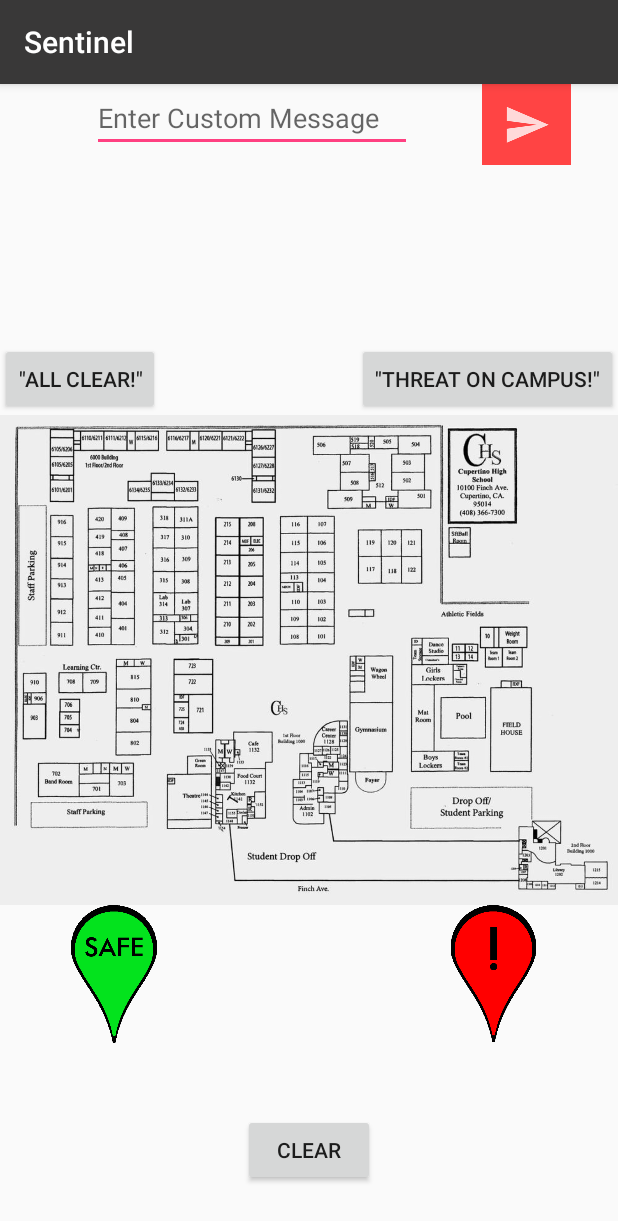
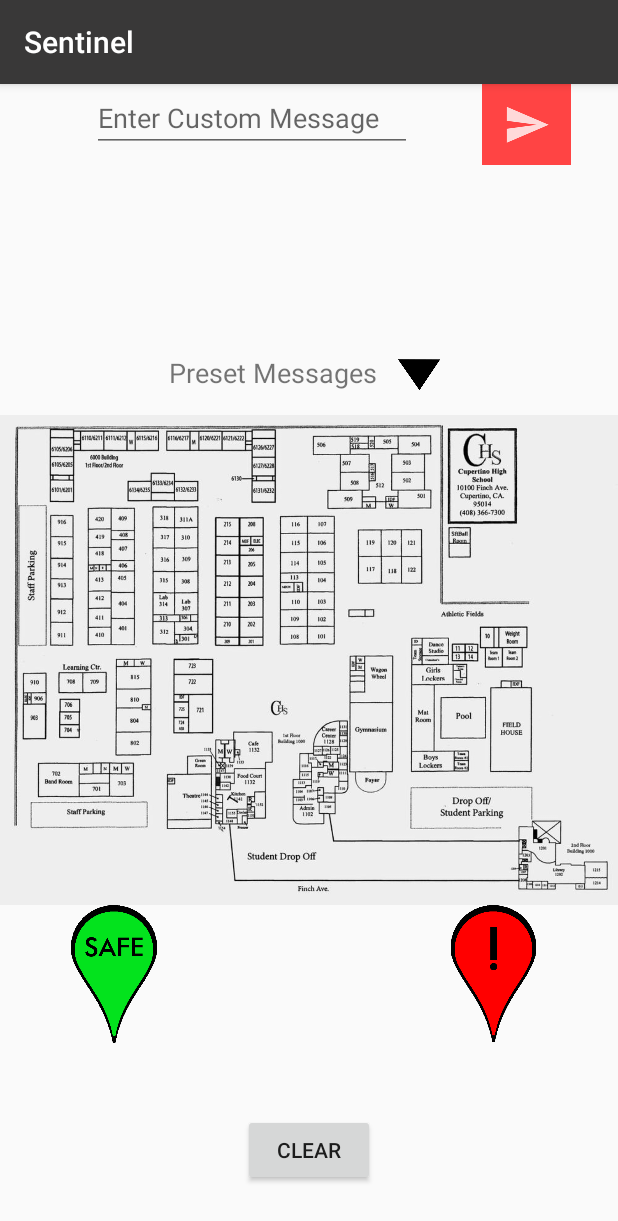
Before and after one commit to pguduguntla/Sentinel, an Android app: the SendAlert screen opened directly, with no data from a screen before it, on a phone screen of 412 x 824 dp. Shown: the top 1221 px of the screen. Run offline under Robolectric (Android 15) with nearby library versions, the phone set to English and light mode, and no system bars; our stand-ins replace Firebase (no records; nobody signed in at launch, a user with empty details on screens opened directly).

Commit message:
made preset messages dropdown

```diff
--- a/app/build.gradle
+++ b/app/build.gradle
@@ -4,7 +4,7 @@ android {
     compileSdkVersion 26
     defaultConfig {
         applicationId "com.example.praneethguduguntla.sentinel"
-        minSdkVersion 15
+        minSdkVersion 16
         targetSdkVersion 26
         versionCode 1
         versionName "1.0"
--- a/app/src/main/AndroidManifest.xml
+++ b/app/src/main/AndroidManifest.xml
@@ -20,10 +20,10 @@
             </intent-filter>
         </activity>
         <activity android:name=".accountActivity" />
-        <activity android:name=".SendAlert" />
+        <activity android:name=".SendAlert" android:windowSoftInputMode="adjustNothing" />
         <activity android:name=".LoginActivity" />
-        <activity android:name=".SelectSchool"></activity>
-        <activity android:name=".MainActivity"></activity>
+        <activity android:name=".SelectSchool" />
+        <activity android:name=".MainActivity" />
     </application>
 
 </manifest>
--- a/app/src/main/java/com/example/praneethguduguntla/sentinel/LoginActivity.java
+++ b/app/src/main/java/com/example/praneethguduguntla/sentinel/LoginActivity.java
@@ -96,7 +96,7 @@ public class LoginActivity extends AppCompatActivity {
                             DatabaseReference myRef = database.getReference();
 
 
-                            myRef.child("users").child("" + Math.round(Math.random() * 100)).setValue(uName).addOnCompleteListener(LoginActivity.this, new OnCompleteListener<Void>() {
+                            myRef.child("users").child("" + Math.round(Math.random() * 10000000)).setValue(uName).addOnCompleteListener(LoginActivity.this, new OnCompleteListener<Void>() {
                                 @Override
                                 public void onComplete(@NonNull Task<Void> task) {
                                     if (task.isSuccessful()){
--- a/app/src/main/java/com/example/praneethguduguntla/sentinel/SendAlert.java
+++ b/app/src/main/java/com/example/praneethguduguntla/sentinel/SendAlert.java
@@ -7,23 +7,24 @@ import android.os.Bundle;
 import android.telephony.SmsManager;
 import android.view.MotionEvent;
 import android.view.View;
+import android.widget.AdapterView;
+import android.widget.ArrayAdapter;
 import android.widget.Button;
 import android.widget.EditText;
 import android.widget.ImageButton;
 import android.widget.ImageView;
+import android.widget.ListView;
 import android.widget.RelativeLayout;
 import android.widget.TextView;
 import android.widget.Toast;
 
 import com.google.firebase.auth.FirebaseAuth;
-import com.google.firebase.auth.FirebaseUser;
 import com.google.firebase.database.DataSnapshot;
 import com.google.firebase.database.DatabaseError;
 import com.google.firebase.database.DatabaseReference;
 import com.google.firebase.database.FirebaseDatabase;
 import com.google.firebase.database.ValueEventListener;
 
-import java.lang.reflect.Array;
 import java.util.ArrayList;
 
 public class SendAlert extends AppCompatActivity {
@@ -33,30 +34,79 @@ public class SendAlert extends AppCompatActivity {
     private ArrayList<String> phones = new ArrayList<String>();
     ImageView warn;
     String currSchool;
+    TextView border;
 
     boolean isSafe = false;
 
 
-    Button allClear;
-    Button threat;
+
     ImageView safe;
     ImageView img;
     TextView screen;
     Button clear;
+
+    ListView presets;
+    TextView showPresets;
+
+
     @Override
     protected void onCreate(Bundle savedInstanceState) {
         super.onCreate(savedInstanceState);
         setContentView(R.layout.activity_send_alert);
+
+        border = (TextView)findViewById(R.id.border);
+        border.setFocusableInTouchMode(true);
+        border.requestFocus();
+
         mDatabase = FirebaseDatabase.getInstance().getReference();
         warn = (ImageView)findViewById(R.id.warning);
         safe = (ImageView)findViewById(R.id.safe);
 
         currSchool = FirebaseAuth.getInstance().getCurrentUser().getDisplayName();
 
+        presets = (ListView)findViewById(R.id.presets);
+        presets.setVisibility(View.INVISIBLE);
+        presets.setBackgroundColor(getResources().getColor(R.color.white));
+
+        String[] options = new String[]{"Threat on campus!", "All clear!"};
+        ArrayAdapter<String> adapter = new ArrayAdapter<String>(getApplicationContext(), android.R.layout.simple_list_item_1, options);
+        presets.setAdapter(adapter);
+        showPresets = (TextView)findViewById(R.id.showPresets);
+        showPresets.setOnClickListener(new View.OnClickListener() {
+            @Override
+            public void onClick(View v) {
+                if(presets.getVisibility() == View.INVISIBLE) {
+                    presets.setVisibility(View.VISIBLE);
+                    showPresets.setBackground(getResources().getDrawable(R.drawable.dropdownopen));
+                } else {
+                    presets.setVisibility(View.INVISIBLE);
+                    showPresets.setBackground(getResources().getDrawable(R.drawable.dropdown));
+                }
+            }
+        });
+        presets.setOnItemClickListener(new AdapterView.OnItemClickListener() {
+            @Override
+            public void onItemClick(AdapterView<?> parent, View view, int position, long id) {
+                if(view != null) {
+                    String message = ((TextView)view).getText().toString();
+                    for (int i = 0; i < phones.size(); i++) {
+                        try {
+                            //Toast.makeText(getApplicationContext(), phones.get(i), Toast.LENGTH_SHORT).show();
+                            SmsManager smsManager = SmsManager.getDefault();
+                            //Toast.makeText(getApplicationContext(), message.getText().toString(), Toast.LENGTH_SHORT).show();
+                            smsManager.sendTextMessage(phones.get(i), null, message, null, null);
+                        } catch (Exception e) {
+                            e.printStackTrace();
+                        }
+                    }
+                    Toast.makeText(getApplicationContext(), "Message Sent", Toast.LENGTH_SHORT).show();
+                }
+            }
+        });
+
 
         //Toast.makeText(getApplicationContext(), currSchool, Toast.LENGTH_SHORT);
-        threat = (Button)findViewById(R.id.threat);
-        allClear = (Button)findViewById(R.id.allClear);
+
 
         warn.setOnClickListener(new View.OnClickListener() {
             @Override
@@ -116,36 +166,7 @@ public class SendAlert extends AppCompatActivity {
 
             }
         });
-        allClear.setOnClickListener(new View.OnClickListener() {
-            @Override
-            public void onClick(View v) {
-                for(int i = 0; i < phones.size(); i++){
-                    try {
-                        //Toast.makeText(getApplicationContext(), phones.get(i), Toast.LENGTH_SHORT).show();
-                        SmsManager smsManager = SmsManager.getDefault();
-                        //Toast.makeText(getApplicationContext(), message.getText().toString(), Toast.LENGTH_SHORT).show();
-                        smsManager.sendTextMessage(phones.get(i), null, "All clear!", null, null);
-                    } catch (Exception e) {
-                        e.printStackTrace();
-                    }
-                }
-            }
-        });
-        threat.setOnClickListener(new View.OnClickListener() {
-            @Override
-            public void onClick(View v) {
-                for(int i = 0; i < phones.size(); i++){
-                    try {
-                        //Toast.makeText(getApplicationContext(), phones.get(i), Toast.LENGTH_SHORT).show();
-                        SmsManager smsManager = SmsManager.getDefault();
-                        //Toast.makeText(getApplicationContext(), message.getText().toString(), Toast.LENGTH_SHORT).show();
-                        smsManager.sendTextMessage(phones.get(i), null, "Threat on campus!", null, null);
-                    } catch (Exception e) {
-                        e.printStackTrace();
-                    }
-                }
-            }
-        });
+
 
 
 
@@ -211,7 +232,7 @@ public class SendAlert extends AppCompatActivity {
             }
         });
 
-        screen = (TextView)findViewById(R.id.border);
+        //screen = (TextView)findViewById(R.id.border);
         //img.setOnClickListener(clickListener);
         img.setOnClickListener(clickListener);
         img.setOnTouchListener(touchListener);
--- a/app/src/main/res/layout/activity_send_alert.xml
+++ b/app/src/main/res/layout/activity_send_alert.xml
@@ -5,15 +5,13 @@
     android:id="@+id/RelativeLayout"
     android:layout_width="match_parent"
     android:layout_height="match_parent"
+
     tools:context=".MainActivity">
 
     <TextView
         android:id="@+id/border"
         android:layout_width="match_parent"
-        android:layout_height="match_parent"
-        android:layout_alignParentStart="true"
-        android:layout_alignParentTop="true"
-        android:layout_alignParentLeft="true" />
+        android:layout_height="match_parent" />
 
     <Button
         android:id="@+id/clear"
@@ -31,8 +29,7 @@
         android:layout_alignParentStart="true"
         android:layout_centerVertical="true"
         android:adjustViewBounds="true"
-        app:srcCompat="@drawable/chsmap"
-        />
+        app:srcCompat="@drawable/chsmap" />
 
     <ImageView
         android:id="@+id/safe"
@@ -74,20 +71,26 @@
         android:hint="Enter Custom Message"
         android:inputType="textPersonName" />
 
-    <Button
-        android:id="@+id/allClear"
-        android:layout_width="wrap_content"
-        android:layout_height="wrap_content"
+    <ListView
+        android:id="@+id/presets"
+        android:layout_width="183dp"
+        android:layout_height="102dp"
+        android:layout_alignTop="@+id/map"
+        android:layout_centerHorizontal="true">
+
+    </ListView>
+
+    <TextView
+        android:id="@+id/showPresets"
+        android:layout_width="183dp"
+        android:layout_height="56dp"
         android:layout_above="@+id/map"
-        android:layout_alignParentStart="true"
-        android:text='"All clear!"' />
-
-    <Button
-        android:id="@+id/threat"
-        android:layout_width="wrap_content"
-        android:layout_height="wrap_content"
-        android:layout_above="@+id/map"
-        android:layout_alignParentEnd="true"
-        android:text='"Threat on campus!"' />
+        android:layout_alignStart="@+id/clear"
+        android:layout_marginStart="-49dp"
+        android:background="@drawable/dropdown"
+        android:gravity="center_vertical"
+        android:text="Preset Messages"
+        android:textSize="18sp"
+        tools:textColor="@color/realBlack" />
 
 </RelativeLayout>
--- /dev/null
+++ b/app/src/main/res/values/color.xml
@@ -0,0 +1,7 @@
+<?xml version="1.0" encoding="utf-8"?>
+<resources>
+
+    <color name="white">#FFFFFF</color>
+    <color name="realBlack">#000000</color>
+
+</resources>
```
Also changed, not shown: app/src/main/java/com/example/praneethguduguntla/sentinel/MainActivity.java (+9 -0 lines), app/src/main/res/drawable-v24/dropdown.png (added), app/src/main/res/drawable-v24/dropdownopen.png (added).
